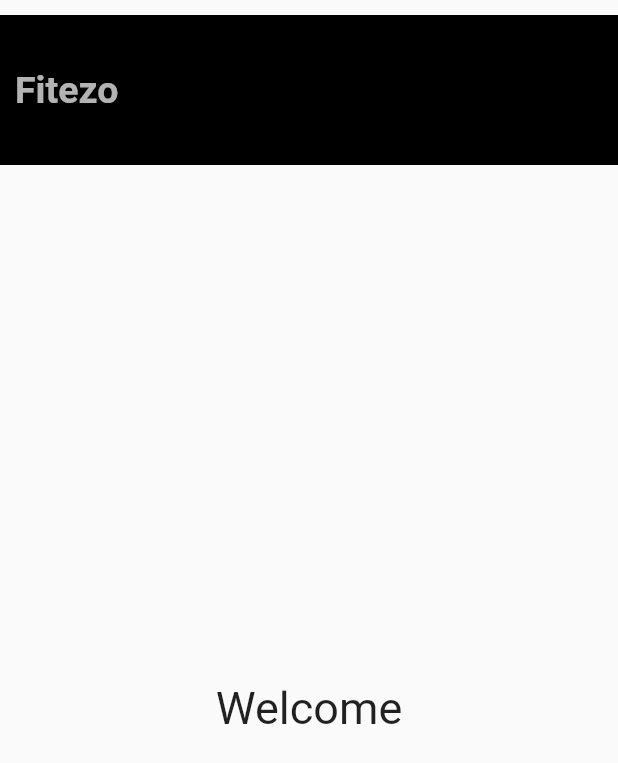
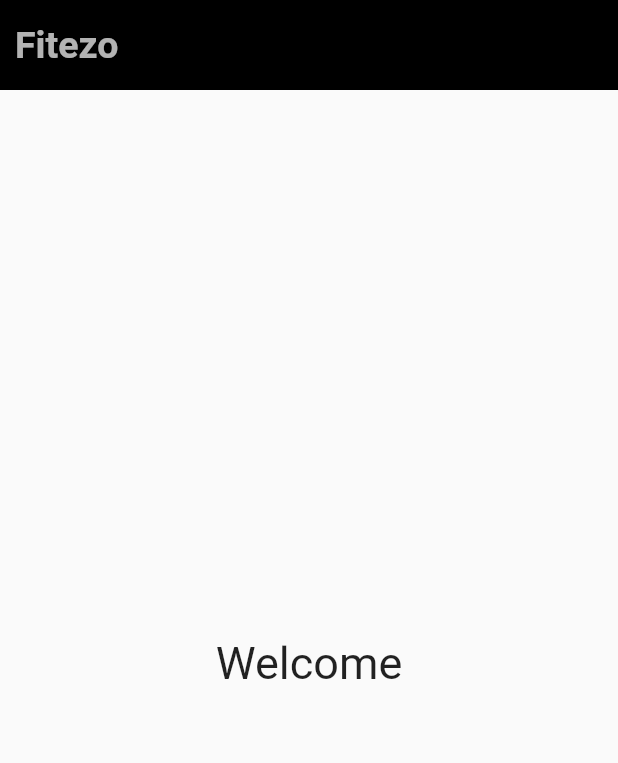
Before and after one commit to opencodeiiita/Fitezo, a Flutter app: the screen it shows after launch, on a phone screen of 412 x 824 dp. Shown: the top 763 px of the screen. Run offline on Flutter 3.47's test engine with Material 2 defaults, Android fonts, the phone set to English and light mode, and no system bars.

Commit message:
fixed looks!

```diff
--- a/lib/main.dart
+++ b/lib/main.dart
@@ -25,9 +25,8 @@ class _myAppState extends State<myApp> {
           children: <Widget>[
             Container(
               width: double.infinity,
-              height: 100.0,
+              height: 60.0,
               color: Colors.black,
-              margin: const EdgeInsets.symmetric(vertical: 10.0),
               padding: const EdgeInsets.symmetric(horizontal: 10.0),
               child: Row(
                 // ignore: prefer_const_literals_to_create_immutables
```
